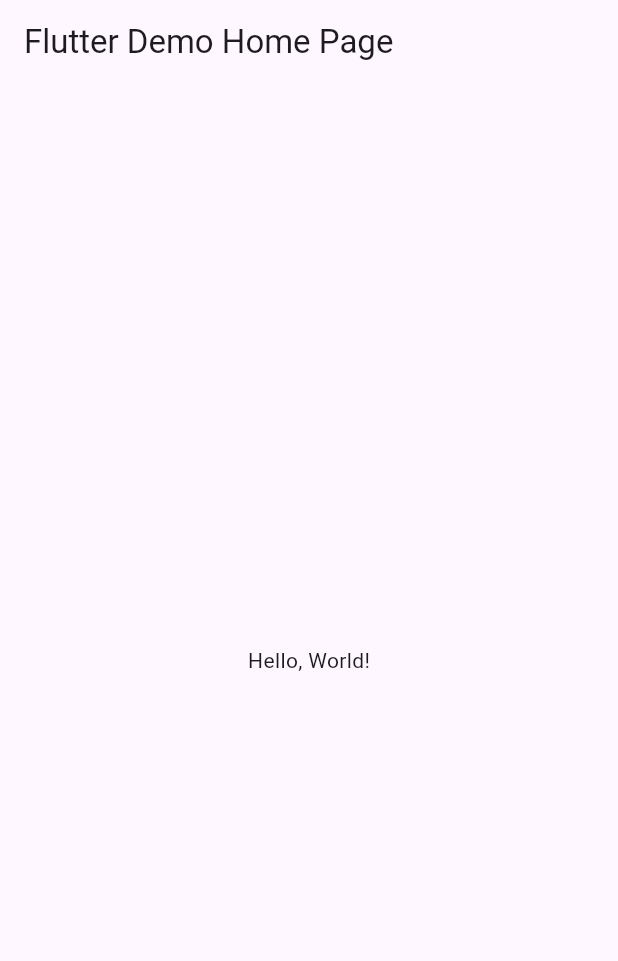
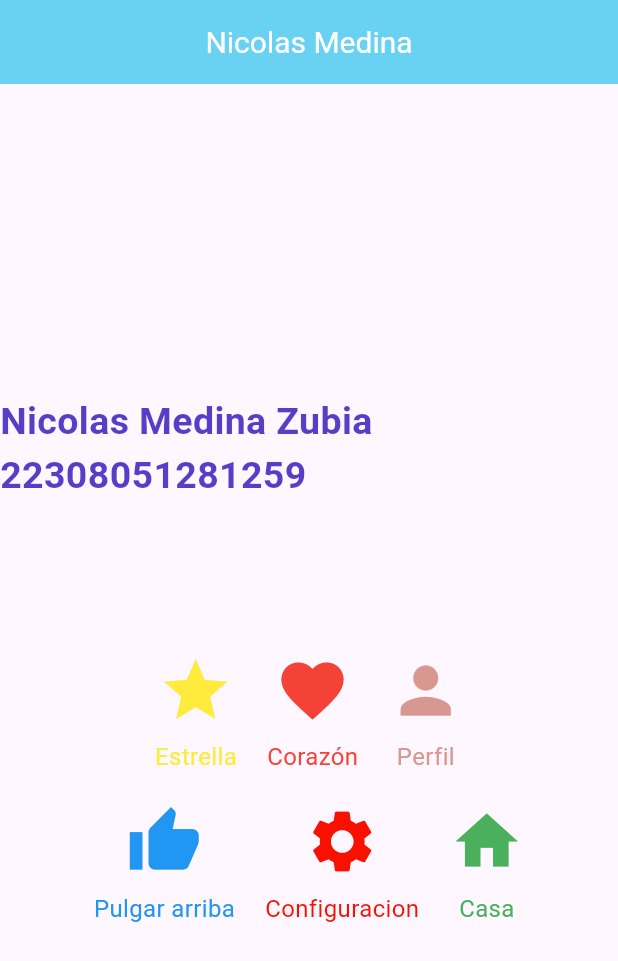
Before and after one commit to Nicolas-Medinaa/p9_v2_iconos, a Flutter app: the screen it shows after launch, on a phone screen of 412 x 824 dp. Shown: the top 961 px of the screen. Run offline on Flutter 3.47's test engine with Material 3 defaults, Android fonts, the phone set to English and light mode, and no system bars.

Commit message:
enviar otra vez

```diff
--- a/lib/main.dart
+++ b/lib/main.dart
@@ -1,43 +1,117 @@
 import 'package:flutter/material.dart';
 
-void main() => runApp(MyApp());
+void main() => runApp(MisIconos());
 
-class MyApp extends StatelessWidget {
-  const MyApp({super.key});
-  // This widget is the root of your application.
+class MisIconos extends StatelessWidget {
+  const MisIconos({Key? key}) : super(key: key);
+
   @override
   Widget build(BuildContext context) {
     return MaterialApp(
-      // Application name
-      title: 'Flutter Hello World',
-      // Application theme data, you can set the colors for the application as
-      // you want
-      theme: ThemeData(
-        // useMaterial3: false,
-        primarySwatch: Colors.blue,
-      ),
-      // A widget which will be started on application startup
-      home: MyHomePage(title: 'Flutter Demo Home Page'),
-    );
-  }
-}
-
-class MyHomePage extends StatelessWidget {
-  final String title;
-  const MyHomePage({super.key, required this.title});
-
-  @override
-  Widget build(BuildContext context) {
-    return Scaffold(
-      appBar: AppBar(
-        // The title text which will be shown on the action bar
-        title: Text(title),
-      ),
-      body: Center(
-        child: Text(
-          'Hello, World!',
+      debugShowCheckedModeBanner: false,
+      home: Scaffold(
+        appBar: AppBar(
+          title: Text("Nicolas Medina"),
+          titleTextStyle: TextStyle(color: Colors.white, fontSize: 20),
+          centerTitle: true,
+          backgroundColor: Color(0xff69d1f1),
+        ),
+        body: Center(
+          child: Column(
+            mainAxisAlignment: MainAxisAlignment.center,
+            children: [
+              Text("Nicolas Medina Zubia 22308051281259",
+                  style: TextStyle(
+                    fontSize: 25,
+                    fontWeight: FontWeight.bold,
+                    color: Color(0xff573ec6),
+                  )),
+              SizedBox(height: 100),
+              // Primera fila
+              Row(
+                mainAxisAlignment: MainAxisAlignment.center,
+                children: [
+                  IconWithLabel(
+                    icon: Icons.star,
+                    label: 'Estrella',
+                    color: Colors.yellow,
+                  ),
+                  SizedBox(width: 20), // Espacio entre iconos
+                  IconWithLabel(
+                    icon: Icons.favorite,
+                    label: 'Corazón',
+                    color: Colors.red,
+                  ),
+                  SizedBox(width: 20),
+                  IconWithLabel(
+                    icon: Icons.person,
+                    label: 'Perfil',
+                    color: Color(0xffd99792),
+                  ),
+                ],
+              ),
+              SizedBox(height: 20), // Espacio entre filas
+              // Segunda fila
+              Row(
+                mainAxisAlignment: MainAxisAlignment.center,
+                children: [
+                  IconWithLabel(
+                    icon: Icons.thumb_up,
+                    label: 'Pulgar arriba',
+                    color: Colors.blue,
+                  ),
+                  SizedBox(width: 20),
+                  IconWithLabel(
+                    icon: Icons.settings,
+                    label: 'Configuracion',
+                    color: Color(0xfff81000),
+                  ),
+                  SizedBox(width: 20),
+                  IconWithLabel(
+                    icon: Icons.home,
+                    label: 'Casa',
+                    color: Color(0xff4ab05b),
+                  ),
+                ],
+              ),
+            ],
+          ),
         ),
       ),
     );
   }
+} //fin clase mis iconos
+
+// Widget personalizado para un icono con subtítulo
+class IconWithLabel extends StatelessWidget {
+  final IconData icon;
+  final String label;
+  final Color color;
+
+  IconWithLabel({
+    required this.icon,
+    required this.label,
+    required this.color,
+  });
+
+  @override
+  Widget build(BuildContext context) {
+    return Column(
+      children: [
+        Icon(
+          icon,
+          size: 50,
+          color: color,
+        ),
+        SizedBox(height: 8), // Espacio entre el icono y el texto
+        Text(
+          label,
+          style: TextStyle(
+            fontSize: 16,
+            color: color,
+          ),
+        ),
+      ],
+    );
+  }
 }
```
Also changed, not shown: Captura1.PNG (added).
